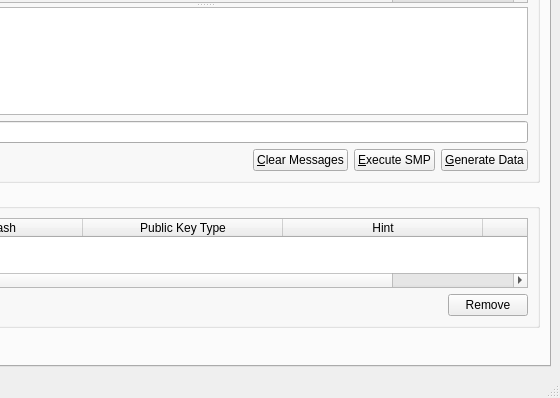
Old version of the form branches/trunk/UI/spot-on-smpwindow.ui in the repository textbrowser/spot-on; both pictures show x 150 to 710 and y 197 to 595 of the 710 by 595 pixel window.
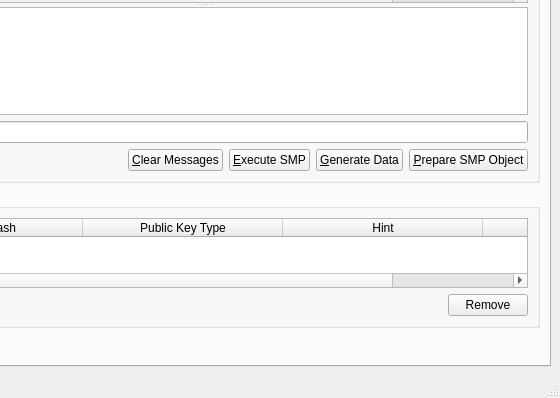
New version of the form. Icons and pictures are not drawn.

Commit message: Prepare SMP object.

```diff
--- a/branches/trunk/UI/spot-on-smpwindow.ui
+++ b/branches/trunk/UI/spot-on-smpwindow.ui
@@ -136,6 +136,13 @@
                </property>
               </widget>
              </item>
+             <item>
+              <widget class="QPushButton" name="prepare_smp_object">
+               <property name="text">
+                <string>&amp;Prepare SMP Object</string>
+               </property>
+              </widget>
+             </item>
             </layout>
            </item>
           </layout>
```
Left out of the diff: 4 changed lines with no effect on the pictures. The commit also changes 3 other files.
